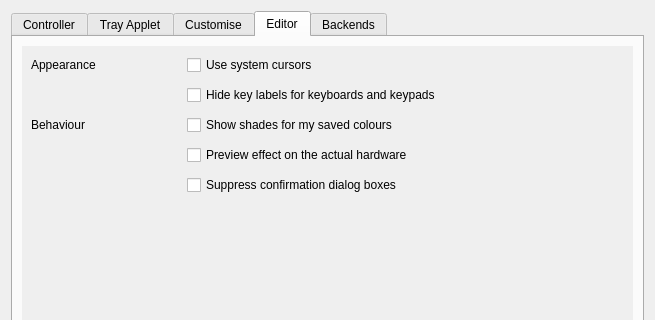
Qt form data/qt/preferences.ui (polychromatic/polychromatic) before a commit; both pictures show x 0 to 655 and y 0 to 320 of the 655 by 471 pixel window.
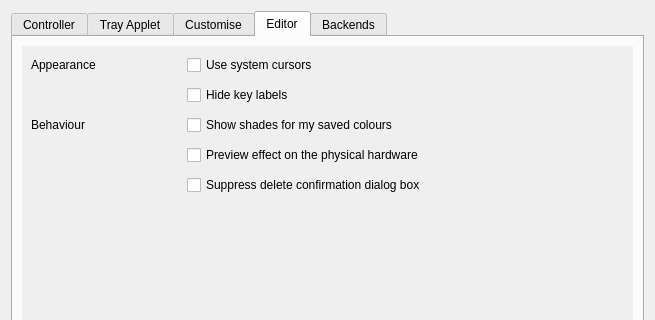
The same form after that commit. The open tabs and pages were chosen to show the change. Icons and pictures are not drawn.

What changed in the file:
```diff
--- a/data/qt/preferences.ui
+++ b/data/qt/preferences.ui
@@ -774,7 +774,7 @@
            <item row="1" column="1">
             <widget class="QCheckBox" name="HideKeyLabels">
              <property name="text">
-              <string>Hide key labels for keyboards and keypads</string>
+              <string>Hide key labels</string>
              </property>
             </widget>
            </item>
@@ -788,14 +788,14 @@
            <item row="4" column="1">
             <widget class="QCheckBox" name="LivePreview">
              <property name="text">
-              <string>Preview effect on the actual hardware</string>
+              <string>Preview effect on the physical hardware</string>
              </property>
             </widget>
            </item>
            <item row="5" column="1">
             <widget class="QCheckBox" name="SuppressConfirmDialog">
              <property name="text">
-              <string>Suppress confirmation dialog boxes</string>
+              <string>Suppress delete confirmation dialog box</string>
              </property>
             </widget>
            </item>
```
